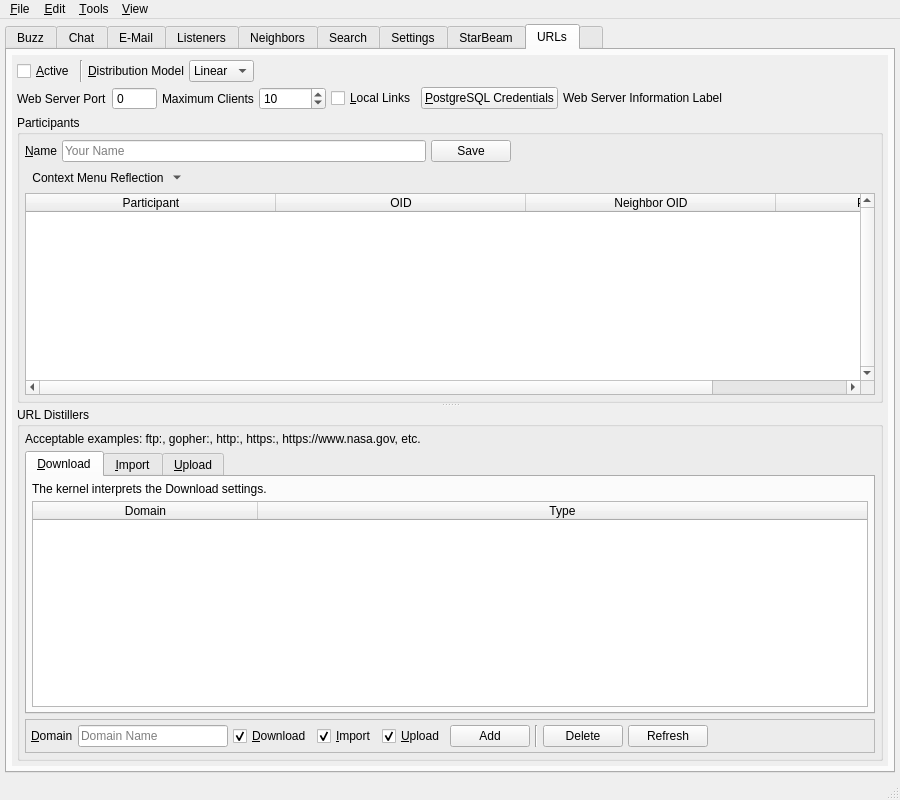
The window that branches/trunk/UI/spot-on-controlcenter.ui (textbrowser/spot-on) describes before a commit, drawn with Qt 5.
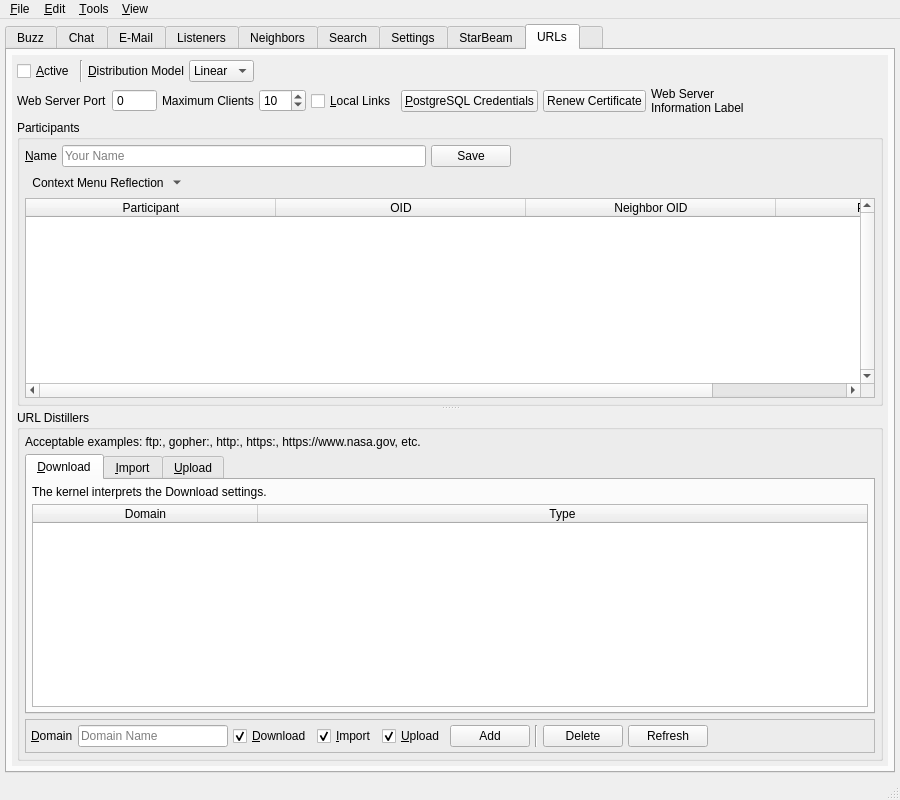
The same window after the commit. The open tabs and pages were chosen to show the change. Icons and pictures are not drawn. Custom widgets are drawn as their Qt base class.

Diff of the .ui file:
```diff
--- a/branches/trunk/UI/spot-on-controlcenter.ui
+++ b/branches/trunk/UI/spot-on-controlcenter.ui
@@ -8714,7 +8714,7 @@
             <rect>
              <x>0</x>
              <y>0</y>
-             <width>840</width>
+             <width>934</width>
              <height>833</height>
             </rect>
            </property>
@@ -8840,7 +8840,7 @@
                  <number>1</number>
                 </property>
                 <property name="maximum">
-                 <number>999999999</number>
+                 <number>500</number>
                 </property>
                 <property name="value">
                  <number>10</number>
@@ -8864,6 +8864,16 @@
                 </property>
                </widget>
               </item>
+              <item>
+               <widget class="QPushButton" name="soss_generate_certificate">
+                <property name="toolTip">
+                 <string>&lt;html&gt;&lt;head/&gt;&lt;body&gt;&lt;p&gt;Generate a new certificate. Disabled if Web Server Port is zero.&lt;/p&gt;&lt;/body&gt;&lt;/html&gt;</string>
+                </property>
+                <property name="text">
+                 <string>Renew Certificate</string>
+                </property>
+               </widget>
+              </item>
               <item>
                <widget class="QLabel" name="web_server_information_label">
                 <property name="sizePolicy">
```
Left out of the diff: 7 changed lines with no effect on the pictures.
